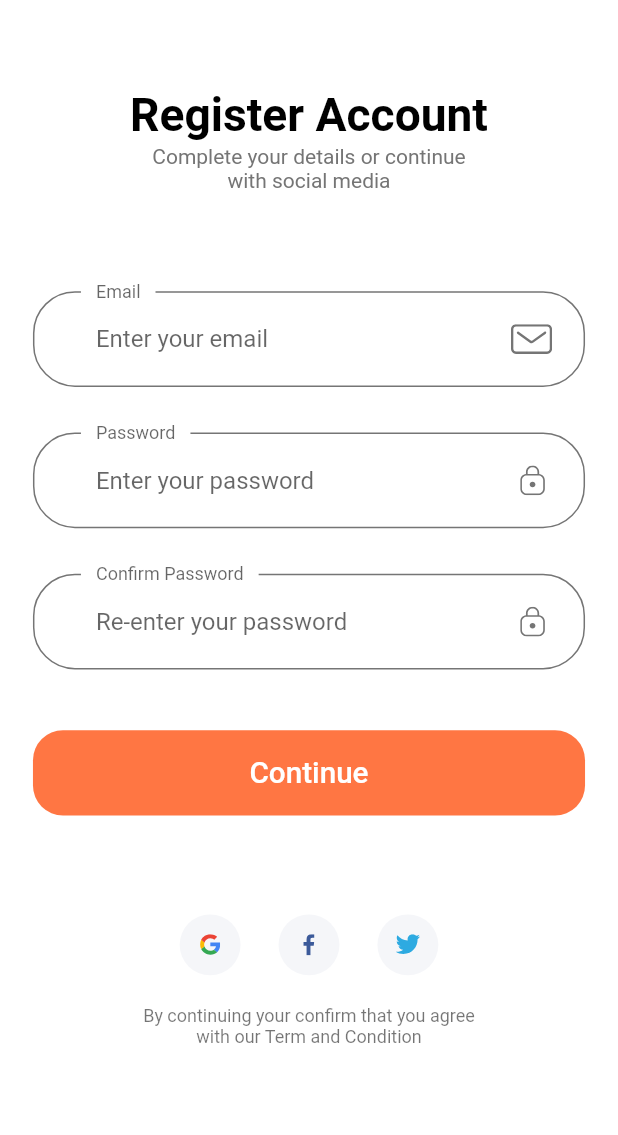
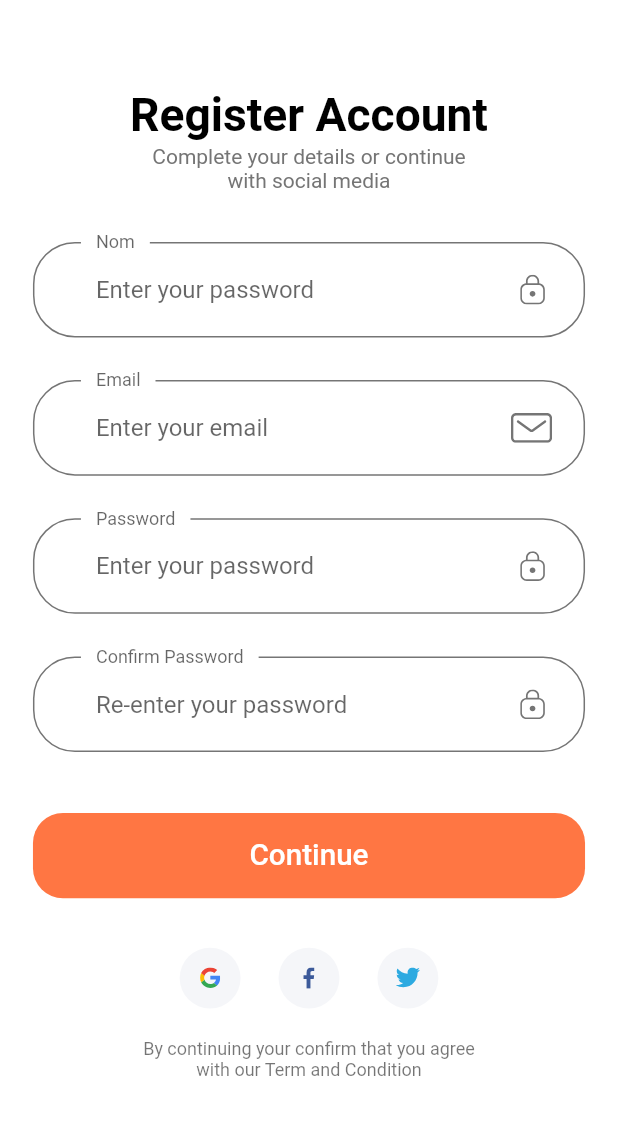
Before and after one commit to Abdoullah01/flutter_ecom_project, a Flutter app: the SignUpScreen screen opened by its route, on a phone screen of 412 x 824 dp, the part 58-1193 px from its top. Run offline on Flutter 3.47's test engine with Material 2 defaults, Android fonts, the phone set to English and light mode, and no system bars; our stand-ins replace flutter_svg, get, shared_preferences; accounts and stored records are empty; Roboto replaces fonts that are missing (Muli).

```diff
--- a/lib/components/no_account_text.dart
+++ b/lib/components/no_account_text.dart
@@ -1,6 +1,6 @@
+import 'package:ecom_project/routes.dart';
 import 'package:flutter/material.dart';
-
-
+import 'package:get/get.dart';
 import '../constants.dart';
 import '../screens/sign_up/sign_up_screen.dart';
 import '../size_config.dart';
@@ -20,7 +20,7 @@ class NoAccountText extends StatelessWidget {
           style: TextStyle(fontSize: getProportionateScreenWidth(16)),
         ),
         GestureDetector(
-          onTap: () => Navigator.pushNamed(context, SignUpScreen.routeName),
+          onTap: () => Get.toNamed(GetRoutes.signUpScreen),
           child: Text(
             "Sign Up",
             style: TextStyle(
--- a/lib/controllers/login_controller.dart
+++ b/lib/controllers/login_controller.dart
@@ -1,9 +1,7 @@
 import 'dart:convert';
 import 'package:ecom_project/constants.dart';
-import 'package:ecom_project/screens/home/home_screen.dart';
 import 'package:flutter/material.dart';
 import 'package:http/http.dart' as http;
-import 'package:flutter/widgets.dart';
 import 'package:get/get.dart';
 
 import '../helper/shared_preference.dart';
@@ -35,7 +33,7 @@ class LoginController extends GetxController {
     passwordController.dispose();
   }
 
-  final String BASE_URL = "http://188.166.104.18:9011/";
+  final String BASE_URL = "http://192.168.1.18:8069/";
   Future<void> login() async {
     final Map<String, dynamic> dataParams = <String, dynamic>{
       "db": "mobile_app",
@@ -60,6 +58,7 @@ class LoginController extends GetxController {
             middleText: "Vérifiez votre login et mot de passe",
             barrierDismissible: false,
             confirm: confirmBtn());
+            Get.back();
       } else {
         String rawCookie = response.headers['set-cookie']!;
         int index = rawCookie.indexOf(';');
@@ -68,7 +67,7 @@ class LoginController extends GetxController {
         int idx = refreshToken.indexOf("=");
         String sessionId = refreshToken.substring(idx + 1).trim();
         await SharedPreference().setSessionIdToLogin(sessionId);
-        Get.toNamed(GetRoutes.loginSuccessScreen);
+        Get.offAllNamed(GetRoutes.home);
       }
       //var err = jsonResponse['error'];
       //print("erreur   : $err");
--- /dev/null
+++ b/lib/models/order_data.dart
@@ -0,0 +1,61 @@
+// To parse this JSON data, do
+//
+//     final product = productFromMap(jsonString);
+
+import 'dart:convert';
+
+Product productFromMap(String str) => Product.fromMap(json.decode(str));
+
+String productToMap(Product data) => json.encode(data.toMap());
+
+class Product {
+    Product({
+        required this.params,
+    });
+
+    Params params;
+
+    factory Product.fromMap(Map<String, dynamic> json) => Product(
+        params: Params.fromMap(json["params"]),
+    );
+
+    Map<String, dynamic> toMap() => {
+        "params": params.toMap(),
+    };
+}
+
+class Params {
+    Params({
+        required this.orderData,
+    });
+
+    List<OrderDatum> orderData;
+
+    factory Params.fromMap(Map<String, dynamic> json) => Params(
+        orderData: List<OrderDatum>.from(json["order_data"].map((x) => OrderDatum.fromMap(x))),
+    );
+
+    Map<String, dynamic> toMap() => {
+        "order_data": List<dynamic>.from(orderData.map((x) => x.toMap())),
+    };
+}
+
+class OrderDatum {
+    OrderDatum({
+        required this.productId,
+        required this.quantity,
+    });
+
+    int productId;
+    int quantity;
+
+    factory OrderDatum.fromMap(Map<String, dynamic> json) => OrderDatum(
+        productId: json["product_id"],
+        quantity: json["quantity"],
+    );
+
+    Map<String, dynamic> toMap() => {
+        "product_id": productId,
+        "quantity": quantity,
+    };
+}
--- a/lib/screens/cart/cart_screen.dart
+++ b/lib/screens/cart/cart_screen.dart
@@ -2,6 +2,7 @@ import 'package:flutter/material.dart';
 import 'package:get/get.dart';
 
 import '../../controllers/cart_controller.dart';
+import '../../models/Cart.dart';
 import 'components/body.dart';
 import 'components/check_out_card.dart';
 
--- a/lib/screens/complete_profile/complete_profile_screen.dart
+++ b/lib/screens/complete_profile/complete_profile_screen.dart
@@ -4,13 +4,15 @@ import 'components/body.dart';
 
 class CompleteProfileScreen extends StatelessWidget {
   static String routeName = "/complete_profile";
+
+  const CompleteProfileScreen({super.key});
   @override
   Widget build(BuildContext context) {
     return Scaffold(
       appBar: AppBar(
-        title: Text('Sign Up'),
+        title: const Text('Sign Up'),
       ),
-      body: Body(),
+      body: const Body(),
     );
   }
 }
--- a/lib/screens/complete_profile/components/body.dart
+++ b/lib/screens/complete_profile/components/body.dart
@@ -6,6 +6,8 @@ import '../../../size_config.dart';
 import 'complete_profile_form.dart';
 
 class Body extends StatelessWidget {
+  const Body({super.key});
+
   @override
   Widget build(BuildContext context) {
     return SafeArea(
@@ -24,7 +26,7 @@ class Body extends StatelessWidget {
                   textAlign: TextAlign.center,
                 ),
                 SizedBox(height: SizeConfig.screenHeight * 0.06),
-                CompleteProfileForm(),
+                const CompleteProfileForm(),
                 SizedBox(height: getProportionateScreenHeight(30)),
                 Text(
                   "By continuing your confirm that you agree \nwith our Term and Condition",
--- a/lib/screens/home/components/body.dart
+++ b/lib/screens/home/components/body.dart
@@ -1,7 +1,6 @@
 import 'package:ecom_project/constants.dart';
 import 'package:flutter/material.dart';
 import 'package:get/get.dart';
-import 'package:get/state_manager.dart';
 
 import '../../../controllers/product_controller.dart';
 import '../../../size_config.dart';
--- a/lib/screens/sign_in/components/sign_form.dart
+++ b/lib/screens/sign_in/components/sign_form.dart
@@ -2,7 +2,6 @@ import 'package:ecom_project/controllers/login_controller.dart';
 import 'package:ecom_project/routes.dart';
 import 'package:flutter/material.dart';
 import 'package:get/get.dart';
-import 'package:http/http.dart';
 
 import '../../../components/custom_surfix_icon.dart';
 import '../../../components/default_button.dart';
--- a/lib/screens/sign_up/components/body.dart
+++ b/lib/screens/sign_up/components/body.dart
@@ -1,5 +1,4 @@
 import 'package:flutter/material.dart';
-
 
 import '../../../components/socal_card.dart';
 import '../../../constants.dart';
@@ -7,6 +6,8 @@ import '../../../size_config.dart';
 import 'sign_up_form.dart';
 
 class Body extends StatelessWidget {
+  const Body({super.key});
+
   @override
   Widget build(BuildContext context) {
     return SafeArea(
@@ -24,9 +25,9 @@ class Body extends StatelessWidget {
                   "Complete your details or continue \nwith social media",
                   textAlign: TextAlign.center,
                 ),
-                SizedBox(height: SizeConfig.screenHeight * 0.08),
-                SignUpForm(),
-                SizedBox(height: SizeConfig.screenHeight * 0.08),
+                SizedBox(height: SizeConfig.screenHeight * 0.04),
+                const SignUpForm(),
+                SizedBox(height: SizeConfig.screenHeight * 0.04),
                 Row(
                   mainAxisAlignment: MainAxisAlignment.center,
                   children: [
--- a/lib/screens/sign_up/components/sign_up_form.dart
+++ b/lib/screens/sign_up/components/sign_up_form.dart
@@ -1,13 +1,14 @@
+import 'package:ecom_project/routes.dart';
 import 'package:flutter/material.dart';
-
+import 'package:get/get.dart';
 
 import '../../../components/custom_surfix_icon.dart';
 import '../../../components/default_button.dart';
 import '../../../components/form_error.dart';
 import '../../../constants.dart';
+import '../../../controllers/sign_up_controller.dart';
 import '../../../size_config.dart';
 import '../../complete_profile/complete_profile_screen.dart';
-
 
 class SignUpForm extends StatefulWidget {
   const SignUpForm({super.key});
@@ -20,12 +21,14 @@ class SignUpForm extends StatefulWidget {
 class _SignUpFormState extends State<SignUpForm> {
   final _formKey = GlobalKey<FormState>();
   String? email;
+  String? name;
   String? password;
   // ignore: non_constant_identifier_names
   String? conform_password;
   bool remember = false;
   final List<String?> errors = [];
-
+  final RegisterationController registerationController =
+      Get.put(RegisterationController());
   void addError({String? error}) {
     if (!errors.contains(error)) {
       setState(() {
@@ -48,10 +51,12 @@ class _SignUpFormState extends State<SignUpForm> {
       key: _formKey,
       child: Column(
         children: [
+          buildNameFormField(),
+          SizedBox(height: getProportionateScreenHeight(28)),
           buildEmailFormField(),
-          SizedBox(height: getProportionateScreenHeight(30)),
+          SizedBox(height: getProportionateScreenHeight(28)),
           buildPasswordFormField(),
-          SizedBox(height: getProportionateScreenHeight(30)),
+          SizedBox(height: getProportionateScreenHeight(28)),
           buildConformPassFormField(),
           FormError(errors: errors),
           SizedBox(height: getProportionateScreenHeight(40)),
@@ -61,7 +66,9 @@ class _SignUpFormState extends State<SignUpForm> {
               if (_formKey.currentState!.validate()) {
                 _formKey.currentState!.save();
                 // if all are valid then go to success screen
-                Navigator.pushNamed(context, CompleteProfileScreen.routeName);
+                //Navigator.pushNamed(context, CompleteProfileScreen.routeName);
+                registerationController.register();
+               // Get.toNamed(GetRoutes.completeProfileScreen);
               }
             },
           ),
@@ -73,6 +80,7 @@ class _SignUpFormState extends State<SignUpForm> {
   TextFormField buildConformPassFormField() {
     return TextFormField(
       obscureText: true,
+      controller: registerationController.passwordConfirmController,
       onSaved: (newValue) => conform_password = newValue,
       onChanged: (value) {
         if (value.isNotEmpty) {
@@ -106,6 +114,7 @@ class _SignUpFormState extends State<SignUpForm> {
   TextFormField buildPasswordFormField() {
     return TextFormField(
       obscureText: true,
+      controller: registerationController.passwordController,
       onSaved: (newValue) => password = newValue,
       onChanged: (value) {
         if (value.isNotEmpty) {
@@ -136,8 +145,42 @@ class _SignUpFormState extends State<SignUpForm> {
     );
   }
 
+  TextFormField buildNameFormField() {
+    return TextFormField(
+      controller: registerationController.nameController,
+      onSaved: (newValue) => name = newValue,
+      onChanged: (value) {
+        if (value.isNotEmpty) {
+          removeError(error: kPassNullError);
+        } else if (value.length >= 10) {
+          removeError(error: kShortPassError);
+        }
+        name = value;
+      },
+      validator: (value) {
+        if (value!.isEmpty) {
+          addError(error: kPassNullError);
+          return "";
+        } else if (value.length < 10) {
+          addError(error: kShortPassError);
+          return "";
+        }
+        return null;
+      },
+      decoration: const InputDecoration(
+        labelText: "Nom",
+        hintText: "Enter your password",
+        // If  you are using latest version of flutter then lable text and hint text shown like this
+        // if you r using flutter less then 1.20.* then maybe this is not working properly
+        floatingLabelBehavior: FloatingLabelBehavior.always,
+        suffixIcon: CustomSurffixIcon(svgIcon: "assets/icons/Lock.svg"),
+      ),
+    );
+  }
+
   TextFormField buildEmailFormField() {
     return TextFormField(
+      controller: registerationController.emailController,
       keyboardType: TextInputType.emailAddress,
       onSaved: (newValue) => email = newValue,
       onChanged: (value) {
@@ -146,7 +189,7 @@ class _SignUpFormState extends State<SignUpForm> {
         } else if (emailValidatorRegExp.hasMatch(value)) {
           removeError(error: kInvalidEmailError);
         }
-        return null;
+        return;
       },
       validator: (value) {
         if (value!.isEmpty) {
@@ -158,7 +201,7 @@ class _SignUpFormState extends State<SignUpForm> {
         }
         return null;
       },
-      decoration: InputDecoration(
+      decoration: const InputDecoration(
         labelText: "Email",
         hintText: "Enter your email",
         // If  you are using latest version of flutter then lable text and hint text shown like this
--- a/lib/screens/sign_up/sign_up_screen.dart
+++ b/lib/screens/sign_up/sign_up_screen.dart
@@ -8,7 +8,7 @@ class SignUpScreen extends StatelessWidget {
   Widget build(BuildContext context) {
     return Scaffold(
       appBar: AppBar(
-        title: Text("Sign Up"),
+        title: const Text("Sign Up"),
       ),
       body: Body(),
     );
```
Also changed, not shown: lib/controllers/cart_controller.dart (+67 -37 lines), lib/controllers/product_controller.dart (+5 -8 lines), lib/controllers/sign_up_controller.dart (added, +52 -0 lines), lib/helper/shared_preference.dart (+3 -6 lines), lib/screens/cart/components/check_out_card.dart (+7 -5 lines), lib/screens/complete_profile/components/complete_profile_form.dart (+6 -4 lines), lib/screens/profile/components/body.dart (+8 -2 lines), lib/services/product_service.dart (+7 -1 lines).
